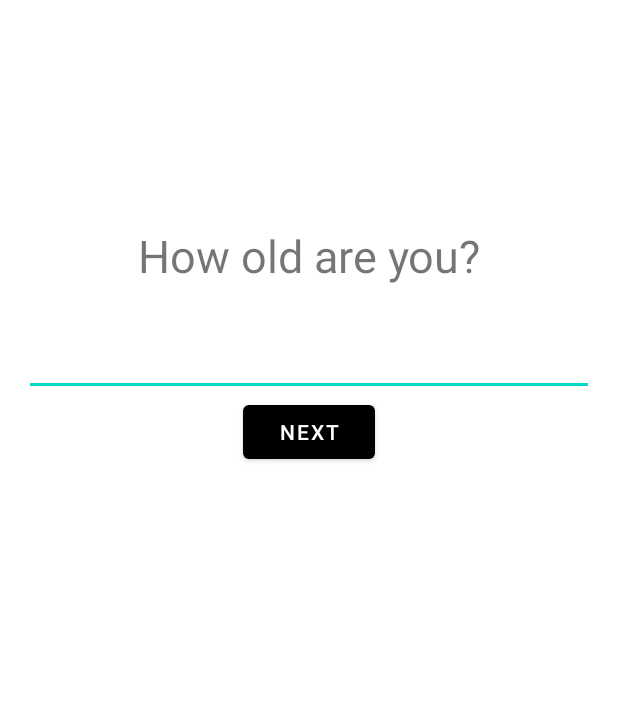
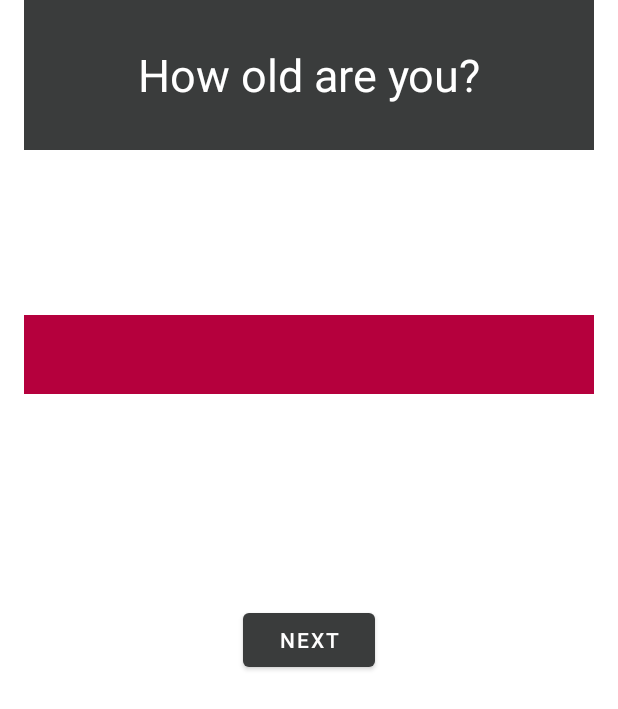
Before and after one commit to thaimac/COMP3415_Project, an Android app: the layout activity_main.xml on its own in the app's theme, with its tools: preview values and no code run, on a phone screen of 412 x 824 dp. Shown: the top 709 px of the screen. Run offline under Robolectric (Android 15) with nearby library versions, the phone set to English and light mode, and no system bars.

Commit message:
Updated UI

```diff
--- a/app/src/main/res/layout/activity_main.xml
+++ b/app/src/main/res/layout/activity_main.xml
@@ -1,22 +1,33 @@
 <?xml version="1.0" encoding="utf-8"?>
 <RelativeLayout xmlns:android="http://schemas.android.com/apk/res/android"
+    xmlns:app="http://schemas.android.com/apk/res-auto"
     android:layout_width="match_parent"
     android:layout_height="match_parent"
     xmlns:tools="http://schemas.android.com/tools"
     android:orientation="horizontal"
     android:paddingLeft="16dp"
     android:paddingRight="16dp"
-    tools:context=".MainActivity">
+    tools:context=".MainActivity"
+    android:background="@color/white"
+    tools:ignore="ExtraText"><![CDATA[>
+
+
+
+
+
+
+
+    ]]>
 
     <TextView
         android:id="@+id/question_text_view"
-        android:layout_width="match_parent"
-        android:layout_height="wrap_content"
-        android:layout_centerHorizontal="true"
+        android:layout_width="383dp"
+        android:layout_height="100dp"
+        android:background="#3A3C3C"
         android:gravity="center"
-        android:paddingTop="150dp"
         android:text="@string/question_age"
         android:textAlignment="center"
+        android:textColor="#FFFFFF"
         android:textSize="30sp" />
 
     <EditText
@@ -24,8 +35,12 @@
         android:layout_width="match_parent"
         android:layout_height="wrap_content"
         android:layout_below="@id/question_text_view"
+        android:layout_marginTop="110dp"
+        android:background="#B5003D"
         android:inputType="text"
-        android:paddingTop="30dp"
+        android:paddingLeft="2dp"
+        android:paddingTop="10dp"
+        android:paddingBottom="10dp"
         android:textSize="24sp"
         tools:ignore="SpeakableTextPresentCheck" />
 
@@ -35,7 +50,9 @@
         android:layout_height="wrap_content"
         android:layout_below="@id/user_input"
         android:layout_centerHorizontal="true"
+        android:layout_marginTop="140dp"
         android:text="Next"
-        android:textColor="@color/white" />
+        android:textColor="@color/white"
+        app:backgroundTint="#3A3C3C" />
 
 </RelativeLayout>
--- a/app/src/main/res/values-night/themes.xml
+++ b/app/src/main/res/values-night/themes.xml
@@ -1,6 +1,6 @@
 <resources xmlns:tools="http://schemas.android.com/tools">
     <!-- Base application theme. -->
-    <style name="Theme.PieBuilder" parent="Theme.MaterialComponents.DayNight.DarkActionBar">
+    <style name="Theme.PieBuilder" parent="Theme.MaterialComponents.DayNight.NoActionBar">
         <!-- Primary brand color. -->
         <item name="colorPrimary">@color/purple_200</item>
         <item name="colorPrimaryVariant">@color/purple_700</item>
--- a/app/src/main/res/values/colors.xml
+++ b/app/src/main/res/values/colors.xml
@@ -8,4 +8,5 @@
     <color name="black">#FF000000</color>
     <color name="white">#FFFFFFFF</color>
     <color name="orange">#FAAE51</color>
+    <color name="background">#B0EFEFEF</color>
 </resources>
--- a/app/src/main/res/values/themes.xml
+++ b/app/src/main/res/values/themes.xml
@@ -1,6 +1,6 @@
 <resources xmlns:tools="http://schemas.android.com/tools">
     <!-- Base application theme. -->
-    <style name="Theme.WorkoutBuilder" parent="Theme.MaterialComponents.DayNight.DarkActionBar">
+    <style name="Theme.WorkoutBuilder" parent="Theme.MaterialComponents.DayNight.NoActionBar">
         <!-- Primary brand color. -->
         <item name="colorPrimary">@color/black</item>
         <item name="colorPrimaryVariant">@color/purple_700</item>
```
Also changed, not shown: app/src/main/res/layout/get_results.xml (+7 -6 lines), app/src/main/res/layout/landing_page.xml (+36 -23 lines), app/src/main/res/layout/learn_more.xml (+12 -7 lines), app/src/main/res/layout/multiple_choice.xml (+22 -9 lines), app/src/main/res/layout/show_results.xml (+21 -16 lines), app/src/main/res/drawable/about_us.jpg (added), app/src/main/res/drawable/main_page.png (added), app/src/main/res/drawable/opt.png (added).
